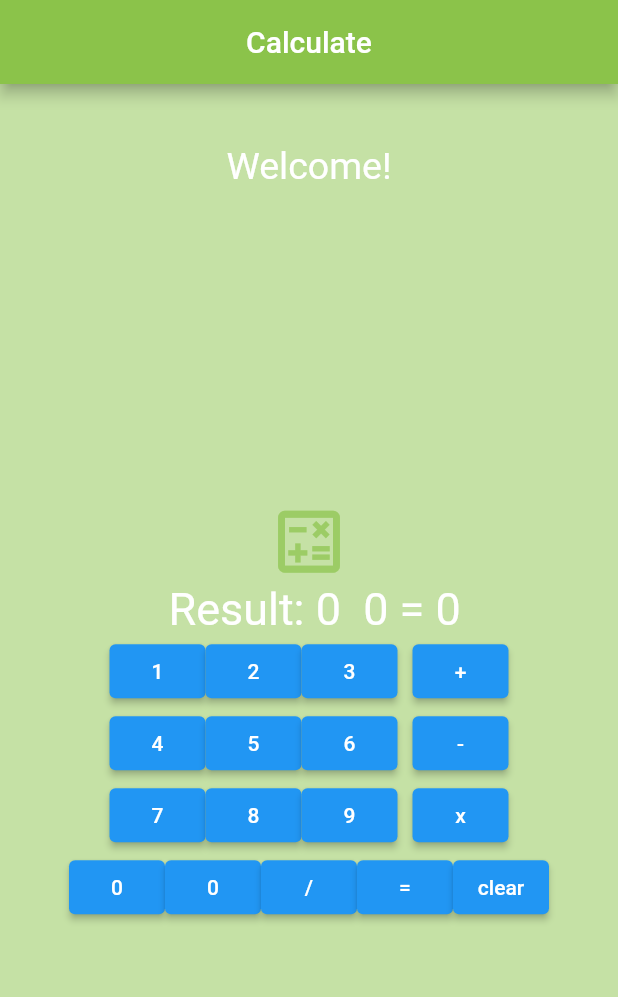
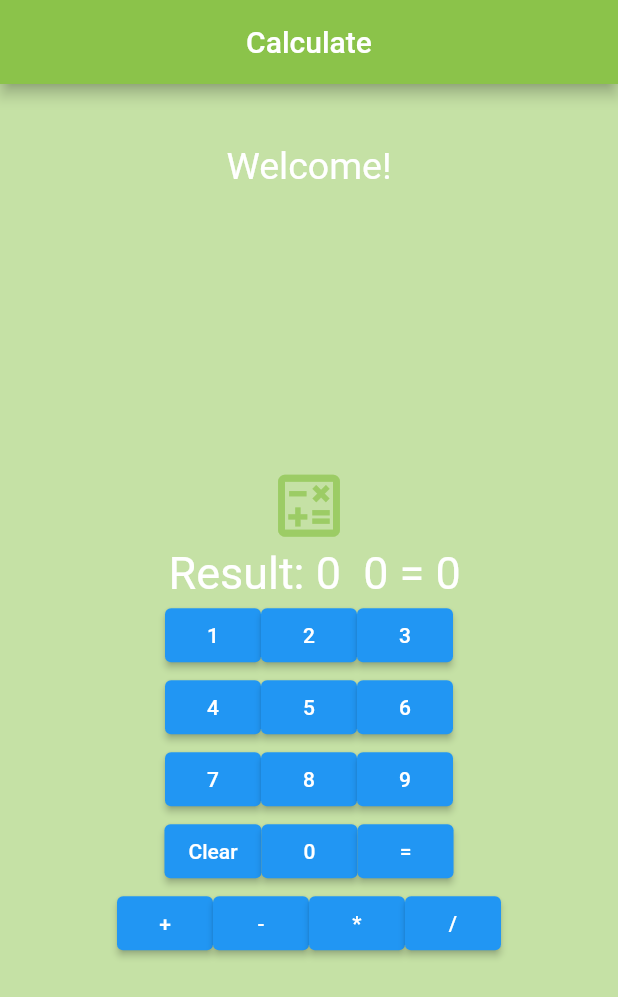
Before and after one commit to EgorTihomirov/calculator, a Flutter app: the screen it shows after launch, on a phone screen of 412 x 824 dp. Shown: the top 997 px of the screen. Run offline on Flutter 3.47's test engine with Material 2 defaults, Android fonts, the phone set to English and light mode, and no system bars.

```diff
--- a/lib/main.dart
+++ b/lib/main.dart
@@ -1,5 +1,3 @@
-import 'dart:ui';
-
 import 'package:flutter/material.dart';
 import 'package:flutter/widgets.dart';
 
@@ -25,13 +23,22 @@ class _MyfirstprojectState extends State<Myfirstproject> {
         child: Text("$value"));
   }
 
-  var actions = {1: "+", 2: "-"};
-  Widget buildActionButton(int action) {
+  List<Widget> buildPad(List<int> padNums) {
+    List<Widget> buttons = [];
+
+    for (var i = 0; i != padNums.length; i++) {
+      buttons.add(buildNumberButton(padNums[i]));
+    }
+    return buttons; //Row(mainAxisAlignment: MainAxisAlignment.center, children: buttons);
+  }
+
+  Widget ActionButton(int b, String a) {
     return ElevatedButton(
         onPressed: () {
-          action = action;
+          action = b;
+          ResultAction();
         },
-        child: Text("${actions[action]}"));
+        child: Text(a));
   }
 
   int result = 0;
@@ -129,91 +136,41 @@ class _MyfirstprojectState extends State<Myfirstproject> {
                 style: TextStyle(fontSize: 30, color: Colors.white),
               ),
               Row(
+                  mainAxisAlignment: MainAxisAlignment.center,
+                  children: buildPad([1, 2, 3])),
+              Row(
+                  mainAxisAlignment: MainAxisAlignment.center,
+                  children: buildPad([4, 5, 6])),
+              Row(
+                  mainAxisAlignment: MainAxisAlignment.center,
+                  children: buildPad([
+                    7,
+                    8,
+                    9,
+                  ])),
+              Row(
                 mainAxisAlignment: MainAxisAlignment.center,
                 children: [
-                  buildNumberButton(1),
-                  buildNumberButton(2),
-                  buildNumberButton(3),
-                  Padding(
-                      padding: EdgeInsets.only(
-                    right: 10,
-                  )),
                   ElevatedButton(
                       onPressed: () {
-                        action = 1;
-                        ResultAction();
+                        Clear();
                       },
-                      child: Text("+")),
+                      child: Text("Clear")),
+                  buildNumberButton(0),
+                  ElevatedButton(
+                      onPressed: () {
+                        Final();
+                      },
+                      child: Text("=")),
                 ],
               ),
               Row(
                 mainAxisAlignment: MainAxisAlignment.center,
                 children: [
-                  buildNumberButton(4),
-                  buildNumberButton(5),
-                  buildNumberButton(6),
-                  Padding(
-                      padding: EdgeInsets.only(
-                    right: 10,
-                  )),
-                  ElevatedButton(
-                      onPressed: () {
-                        action = 2;
-                        ResultAction();
-                      },
-                      child: Text("-")),
-                ],
-              ),
-              Row(
-                mainAxisAlignment: MainAxisAlignment.center,
-                children: [
-                  buildNumberButton(7),
-                  buildNumberButton(8),
-                  buildNumberButton(9),
-                  Padding(
-                      padding: EdgeInsets.only(
-                    right: 10,
-                  )),
-                  ElevatedButton(
-                      onPressed: () {
-                        action = 3;
-                        ResultAction();
-                      },
-                      child: Text("x")),
-                ],
-              ),
-              Row(
-                mainAxisAlignment: MainAxisAlignment.center,
-                children: [
-                  buildNumberButton(00),
-                  buildNumberButton(0),
-                  ElevatedButton(
-                      onPressed: () {
-                        action = 4;
-                        ResultAction();
-                      },
-                      child: Text("/")),
-                  Padding(padding: EdgeInsets.only(right: 0)),
-                  ElevatedButton(
-                      onPressed: () {
-                        Final();
-                      },
-                      child: Text("=")),
-                  Row(
-                    mainAxisAlignment: MainAxisAlignment.end,
-                    children: [
-                      Column(
-                        mainAxisSize: MainAxisSize.min,
-                        children: [
-                          ElevatedButton(
-                              onPressed: () {
-                                Clear();
-                              },
-                              child: Text("clear")),
-                        ],
-                      ),
-                    ],
-                  ),
+                  ActionButton(1, "+"),
+                  ActionButton(2, "-"),
+                  ActionButton(3, "*"),
+                  ActionButton(4, "/"),
                 ],
               ),
               Spacer(),
```
Also changed, not shown: lib/generator.dart (added, +142 -0 lines).
